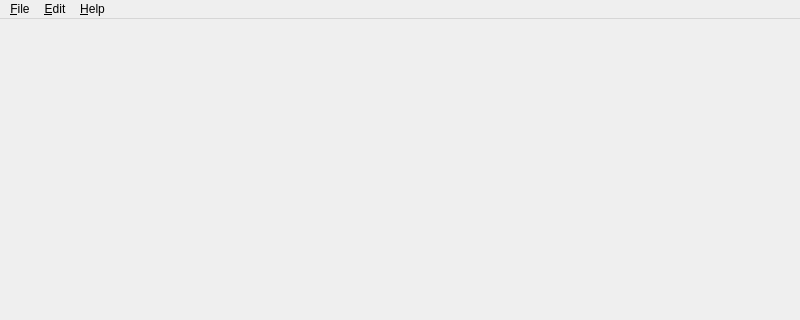
The window that src/qtui/kitsuneui.ui (georgjz/kitsune) describes before a commit, drawn with Qt 5; both pictures show x 0 to 800 and y 0 to 320 of the 800 by 600 pixel window.
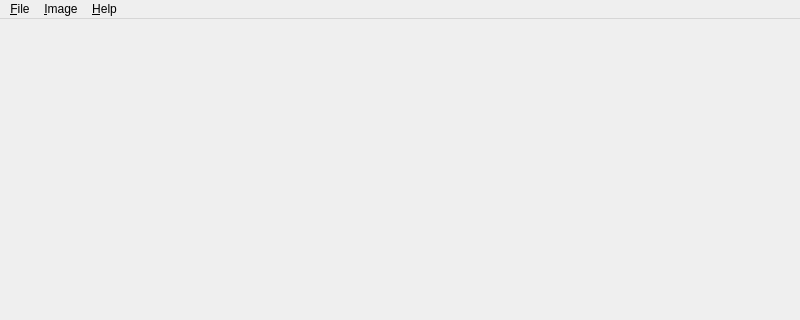
The same window after the commit.

The edit to the form file:
```diff
--- a/src/qtui/kitsuneui.ui
+++ b/src/qtui/kitsuneui.ui
@@ -31,12 +31,12 @@
     <addaction name="separator"/>
     <addaction name="exitAct"/>
    </widget>
-   <widget class="QMenu" name="menuEdit">
+   <widget class="QMenu" name="menuImage">
     <property name="enabled">
      <bool>true</bool>
     </property>
     <property name="title">
-     <string>&amp;Edit</string>
+     <string>&amp;Image</string>
     </property>
     <addaction name="processAct"/>
    </widget>
@@ -48,7 +48,7 @@
     <addaction name="aboutQtAct"/>
    </widget>
    <addaction name="menuFile"/>
-   <addaction name="menuEdit"/>
+   <addaction name="menuImage"/>
    <addaction name="menuHelp"/>
   </widget>
   <widget class="QStatusBar" name="statusBar"/>
```
Left out of the diff: 22 changed lines with no effect on the pictures.
